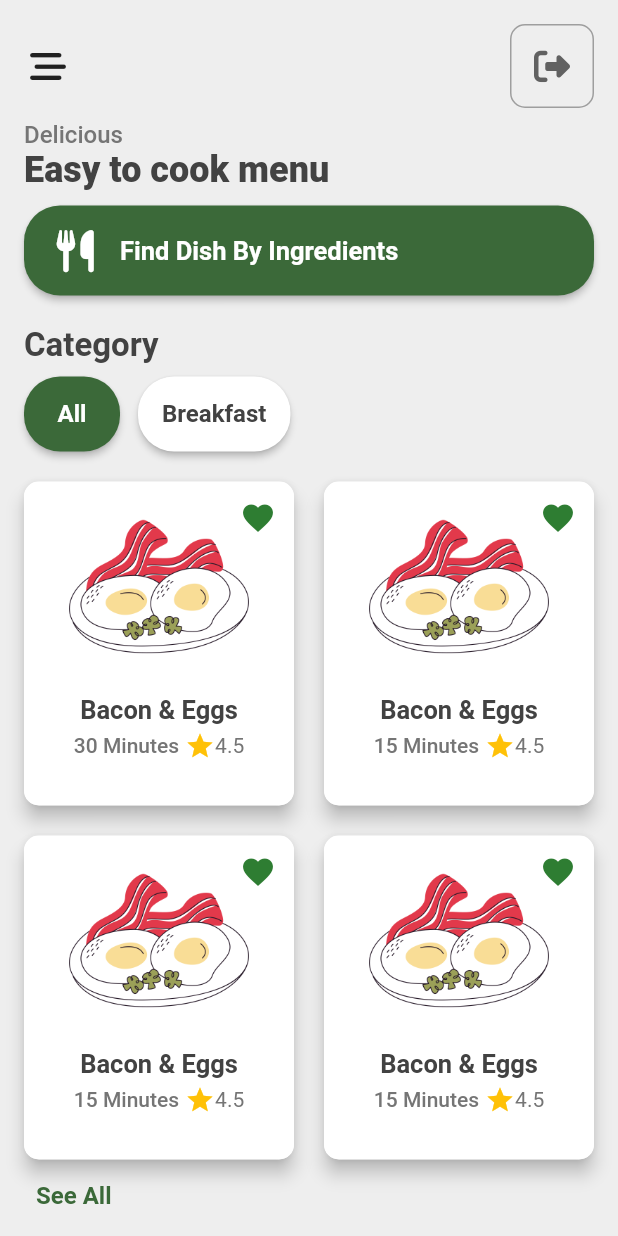
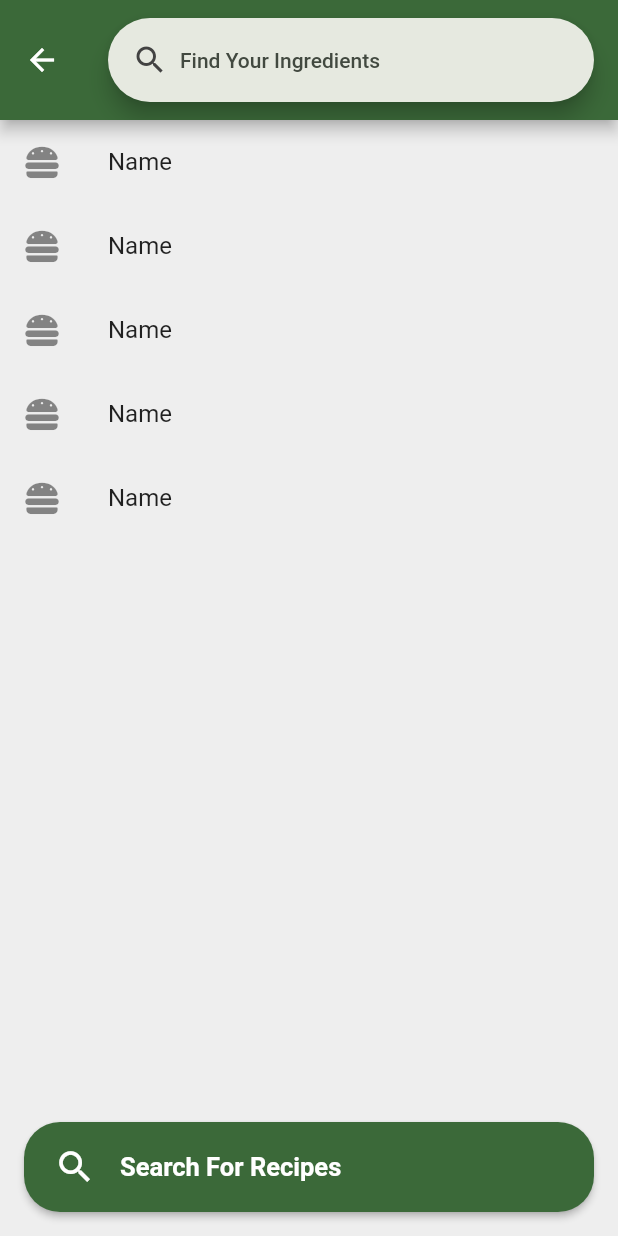
Before and after one commit to SpeedfireV/recipes, a Flutter app: the RecipesPage screen opened by its route, after a tap on "Find Dish By Ingredients", on a phone screen of 412 x 824 dp. Run offline on Flutter 3.47's test engine with Material 2 defaults, Android fonts, the phone set to English and light mode, and no system bars; our stand-ins replace auto_size_text, firebase_auth, firebase_core, flutter_hooks, flutter_riverpod, font_awesome_flutter and 4 more; accounts and stored records are empty.

Commit message:
Search Page

```diff
--- /dev/null
+++ b/lib/pages/find_by_ingredient.dart
@@ -0,0 +1,66 @@
+import 'package:flutter/cupertino.dart';
+import 'package:flutter/material.dart';
+import 'package:font_awesome_flutter/font_awesome_flutter.dart';
+import 'package:hooks_riverpod/hooks_riverpod.dart';
+import 'package:sports/constants/colors.dart';
+import 'package:sports/pages/login_page.dart';
+import 'package:sports/services/router.dart';
+import 'package:sports/widgets/elevated_button.dart';
+
+class ByIngredientPage extends StatefulHookConsumerWidget {
+  const ByIngredientPage({super.key});
+
+  @override
+  ConsumerState<ConsumerStatefulWidget> createState() =>
+      _ByIngredientPageState();
+}
+
+class _ByIngredientPageState extends ConsumerState<ByIngredientPage> {
+  @override
+  Widget build(BuildContext context) {
+    return Scaffold(
+      backgroundColor: ColorsCustom.background,
+      appBar: AppBar(
+        leading: IconButton(
+          icon: Icon(Icons.arrow_back),
+          onPressed: () {
+            RouterServices.router.pop();
+          },
+        ),
+        title: SearchBar(
+          hintText: "Find Your Ingredients",
+          leading: Padding(
+            padding: const EdgeInsets.only(left: 8.0),
+            child: Icon(
+              Icons.search,
+              color: ColorsCustom.darkGrey,
+            ),
+          ),
+        ),
+        toolbarHeight: 80,
+      ),
+      body: Stack(children: [
+        ListView.builder(
+          shrinkWrap: true,
+          itemBuilder: (context, index) => ListTile(
+            onTap: () {},
+            selected: false,
+            leading: Icon(FontAwesomeIcons.burger),
+            title: Text("Name"),
+          ),
+          itemCount: 5,
+        ),
+        Align(
+            alignment: Alignment.bottomCenter,
+            child: Padding(
+              padding: const EdgeInsets.only(left: 16.0, bottom: 16, right: 16),
+              child: CustomElevatedButton(
+                icon: Icons.search,
+                function: () {},
+                text: "Search For Recipes",
+              ),
+            ))
+      ]),
+    );
+  }
+}
--- a/lib/pages/recipes_page.dart
+++ b/lib/pages/recipes_page.dart
@@ -12,6 +12,8 @@ import 'package:sports/pages/login_page.dart';
 import 'package:sports/services/auth.dart';
 import 'package:sports/services/item_page.dart';
 import 'package:sports/services/router.dart';
+
+import '../widgets/elevated_button.dart';
 
 class RecipesPage extends ConsumerStatefulWidget {
   const RecipesPage({super.key});
@@ -116,34 +118,11 @@ class _RecipesPageState extends ConsumerState<RecipesPage> {
                         ], style: TextStyle(color: ColorsCustom.darkGrey)),
                       ),
                       const SizedBox(height: 10),
-                      Row(
-                        children: [
-                          Expanded(
-                              child: ElevatedButton.icon(
-                            style: ButtonStyle(
-                                shape: MaterialStatePropertyAll(
-                                    RoundedRectangleBorder(
-                                        borderRadius:
-                                            BorderRadius.circular(24))),
-                                alignment: Alignment.centerLeft,
-                                minimumSize: const MaterialStatePropertyAll(
-                                    Size(0, 60))),
-                            onPressed: () {},
-                            icon: const Padding(
-                              padding: EdgeInsets.only(right: 8, left: 8),
-                              child: Icon(
-                                FontAwesomeIcons.utensils,
-                                size: 28,
-                              ),
-                            ),
-                            label: const Text(
-                              "Find Dish By Ingredients",
-                              style: TextStyle(
-                                  fontWeight: FontWeight.w600, fontSize: 17),
-                            ),
-                          ))
-                        ],
-                      ),
+                      CustomElevatedButton(
+                        icon: FontAwesomeIcons.utensils,
+                          function: () =>
+                              RouterServices.router.pushNamed("ingredients"),
+                          text: "Find Dish By Ingredients"),
                       const SizedBox(height: 20),
                       Text(
                         "Category",
--- a/lib/services/router.dart
+++ b/lib/services/router.dart
@@ -1,6 +1,7 @@
 import 'package:go_router/go_router.dart';
 import 'package:sports/models/food_item.dart';
 import 'package:sports/pages/entry_page.dart';
+import 'package:sports/pages/find_by_ingredient.dart';
 import 'package:sports/pages/recipes_page.dart';
 import 'package:sports/services/local_database.dart';
 
@@ -22,6 +23,10 @@ class RouterServices {
         name: "recipes",
         builder: (context, state) => const RecipesPage()),
     GoRoute(
+        path: "/ingredients",
+        name: "ingredients",
+        builder: (context, state) => const ByIngredientPage()),
+    GoRoute(
         path: "/login",
         name: "login",
         builder: (context, state) => const LoginPage()),
--- /dev/null
+++ b/lib/widgets/elevated_button.dart
@@ -0,0 +1,53 @@
+import 'package:flutter/material.dart';
+import 'package:flutter_riverpod/flutter_riverpod.dart';
+import 'package:font_awesome_flutter/font_awesome_flutter.dart';
+
+class CustomElevatedButton extends ConsumerStatefulWidget {
+  const CustomElevatedButton(
+      {super.key,
+      required this.function,
+      required this.text,
+      this.center,
+      required this.icon});
+  final Function function;
+  final String text;
+  final IconData icon;
+  final bool? center;
+  @override
+  ConsumerState<ConsumerStatefulWidget> createState() =>
+      _CustomElevatedButtonState();
+}
+
+class _CustomElevatedButtonState extends ConsumerState<CustomElevatedButton> {
+  @override
+  Widget build(BuildContext context) {
+    return Row(
+      children: [
+        Expanded(
+            child: ElevatedButton.icon(
+          style: ButtonStyle(
+              shape: MaterialStatePropertyAll(RoundedRectangleBorder(
+                  borderRadius: BorderRadius.circular(24))),
+              alignment: widget.center == true
+                  ? Alignment.center
+                  : Alignment.centerLeft,
+              minimumSize: const MaterialStatePropertyAll(Size(0, 60))),
+          onPressed: () {
+            widget.function.call();
+          },
+          icon: Padding(
+            padding: EdgeInsets.only(right: 8, left: 8),
+            child: Icon(
+              widget.icon,
+              size: 28,
+            ),
+          ),
+          label: Text(
+            widget.text,
+            style: const TextStyle(fontWeight: FontWeight.w600, fontSize: 17),
+          ),
+        ))
+      ],
+    );
+  }
+}
```
